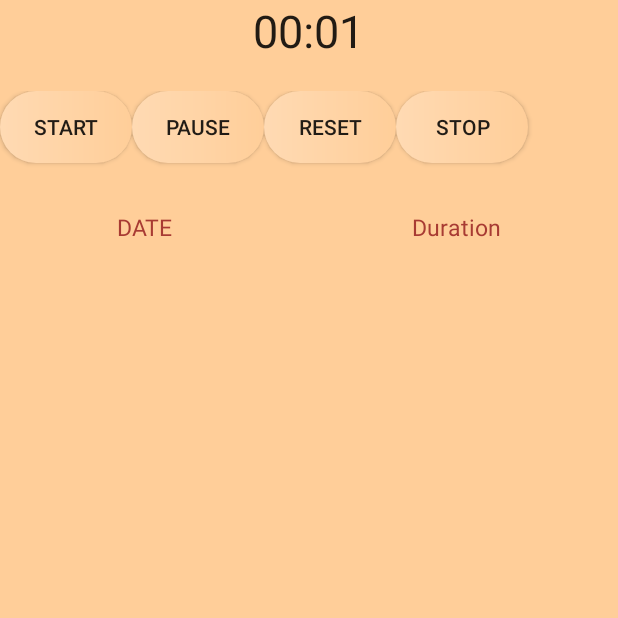
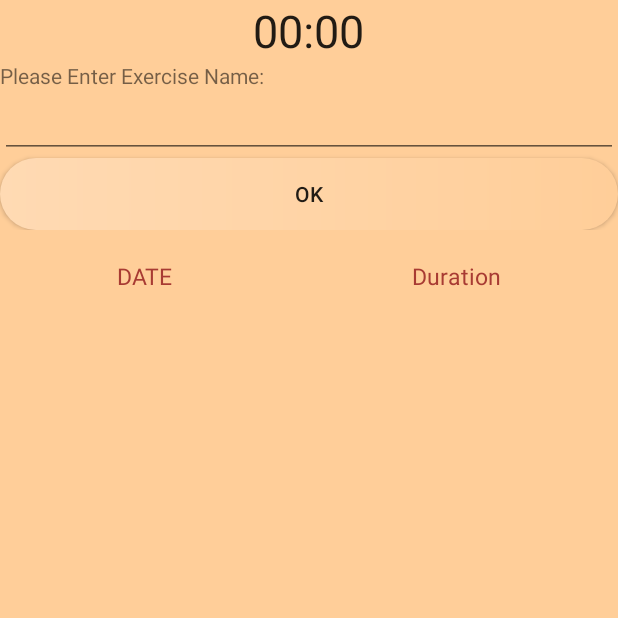
Before and after one commit to hongthang152/SelfCareManagement, an Android app: the Exercise screen opened directly, with no data from a screen before it, after a tap on "START", on a phone screen of 412 x 824 dp, the top half of it. Run offline under Robolectric (Android 15) with nearby library versions, the phone set to English and light mode, and no system bars; network calls fail.

Commit message:
ritika sprint 2 commit

```diff
--- a/app/src/main/java/com/neurondigital/selfcare/treatment/exercise/Exercise.java
+++ b/app/src/main/java/com/neurondigital/selfcare/treatment/exercise/Exercise.java
@@ -8,8 +8,11 @@ import android.view.MenuItem;
 import android.view.View;
 import android.widget.AdapterView;
 import android.widget.ArrayAdapter;
+import android.widget.Button;
 import android.widget.Chronometer;
+import android.widget.EditText;
 import android.widget.ListView;
+import android.widget.Toast;
 
 import androidx.appcompat.app.AppCompatActivity;
 import com.neurondigital.selfcare.R;
@@ -30,6 +33,9 @@ public class Exercise extends AppCompatActivity {
     private Chronometer chronometer;
     private long pauseOffset;
     private boolean running;
+    EditText etExeName;
+    Button btnOk;
+    String name;
 
     @Override
     protected void onCreate(Bundle savedInstanceState) {
@@ -39,6 +45,23 @@ public class Exercise extends AppCompatActivity {
         chronometer = findViewById(R.id.chronometer);
         chronometer.setFormat("%s");
         chronometer.setBase(SystemClock.elapsedRealtime());
+
+        etExeName = findViewById(R.id.etExeName);
+        btnOk = findViewById(R.id.btnOk);
+
+        btnOk.setOnClickListener(new View.OnClickListener() {
+            @Override
+            public void onClick(View v) {
+                if(etExeName.getText().toString().isEmpty()){
+                    Toast.makeText(Exercise.this, "Please Enter exercise name!", Toast.LENGTH_SHORT).show();
+                }else{
+                    name = etExeName.getText().toString().trim();
+                    findViewById(R.id.linear).setVisibility(View.VISIBLE);
+                    findViewById(R.id.enterLayout).setVisibility(View.GONE);
+                    startChronometer(v);
+                }
+            }
+        });
 
         ListView lv = findViewById(R.id.user_list);
 
@@ -56,6 +79,11 @@ public class Exercise extends AppCompatActivity {
         });
         loadDataFromDatabase();
         registerForContextMenu(lv);
+    }
+
+    public void startName(View v){
+        findViewById(R.id.linear).setVisibility(View.GONE);
+        findViewById(R.id.enterLayout).setVisibility(View.VISIBLE);
     }
 
     public void startChronometer(View v) {
@@ -90,7 +118,7 @@ public class Exercise extends AppCompatActivity {
             SimpleDateFormat formatter = new SimpleDateFormat("dd-MM-yyyy HH:mm:ss");
             String start = formatter.format(startTime);
             String end = formatter.format(endTime);
-            db.addmodel(new ExerciseModel(start, chronometer.getText().toString(), end));
+            db.addmodel(new ExerciseModel(name,start, chronometer.getText().toString(), end));
             loadDataFromDatabase();
             running = false;
         }
--- a/app/src/main/java/com/neurondigital/selfcare/treatment/exercise/ExerciseRecordAdapter.java
+++ b/app/src/main/java/com/neurondigital/selfcare/treatment/exercise/ExerciseRecordAdapter.java
@@ -25,7 +25,10 @@ public class ExerciseRecordAdapter extends ArrayAdapter<ExerciseModel> {
         TextView date = convertView.findViewById(R.id.Date);
         TextView time = convertView.findViewById(R.id.Time);
 
-        date.setText(record.getStartTime());
+        if(record.getName()!=null)
+            date.setText(record.getName()+"\n"+record.getStartTime());
+        else
+            date.setText(record.getStartTime());
         time.setText(record.getDuration());
         // Return the completed view to render on screen
         return convertView;
--- a/app/src/main/res/layout/activity_exe.xml
+++ b/app/src/main/res/layout/activity_exe.xml
@@ -31,7 +31,7 @@
         <Button
             android:layout_width="wrap_content"
             android:layout_height="wrap_content"
-            android:onClick="startChronometer"
+            android:onClick="startName"
             android:text="Start"
             android:background="@drawable/custome_button"/>
         <Button
@@ -57,12 +57,40 @@
 
 
     </LinearLayout>
+
+    <LinearLayout
+        android:layout_below="@id/linear"
+        android:id="@+id/enterLayout"
+        android:visibility="gone"
+        android:layout_width="match_parent"
+        android:layout_height="wrap_content"
+        android:orientation="vertical">
+
+        <TextView
+            android:text="Please Enter Exercise Name:"
+            android:layout_width="wrap_content"
+            android:layout_height="wrap_content"/>
+
+        <EditText
+            android:id="@+id/etExeName"
+            android:layout_width="match_parent"
+            android:layout_height="wrap_content"/>
+
+        <Button
+            android:id="@+id/btnOk"
+            android:background="@drawable/custome_button"
+            android:layout_width="match_parent"
+            android:layout_height="wrap_content"
+            android:text="OK"
+            />
+    </LinearLayout>
+
     <LinearLayout
         android:id="@+id/linearfortimesave"
         android:layout_width="match_parent"
         android:layout_height="60dp"
         android:layout_marginTop="20dp"
-        android:layout_below="@id/linear"
+        android:layout_below="@id/enterLayout"
         android:orientation="horizontal"
         >
         <TextView
```
Also changed, not shown: app/src/main/java/com/neurondigital/selfcare/treatment/exercise/ExerciseDatabase.java (+6 -3 lines), app/src/main/java/com/neurondigital/selfcare/treatment/exercise/ExerciseModel.java (+13 -2 lines).
